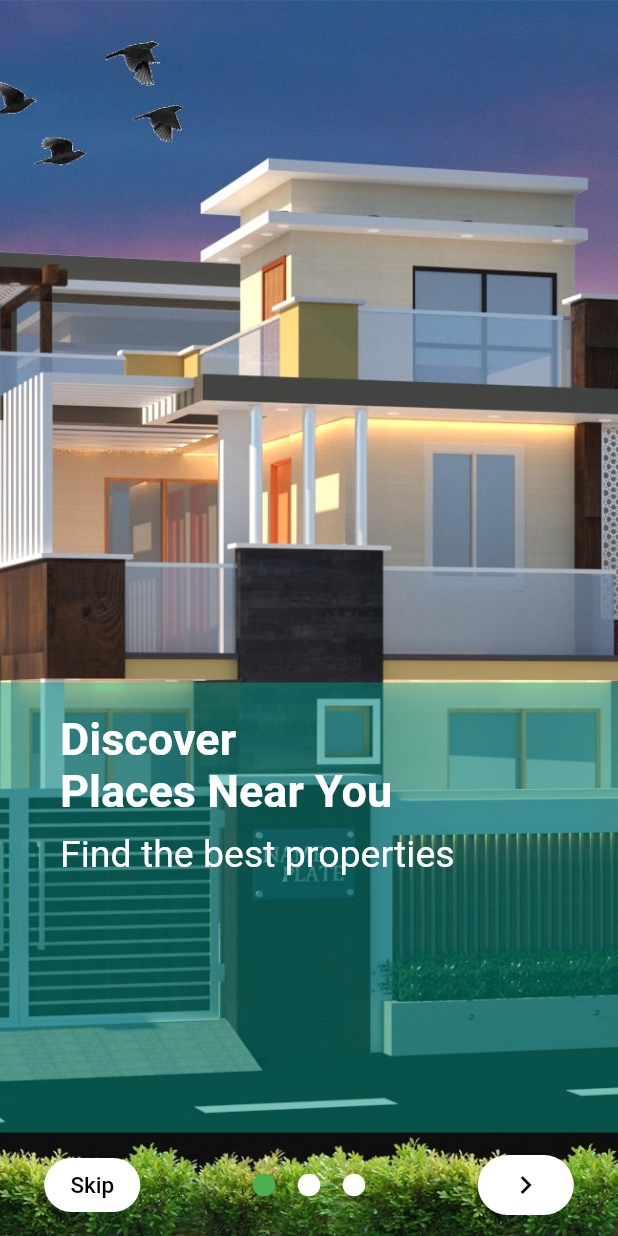
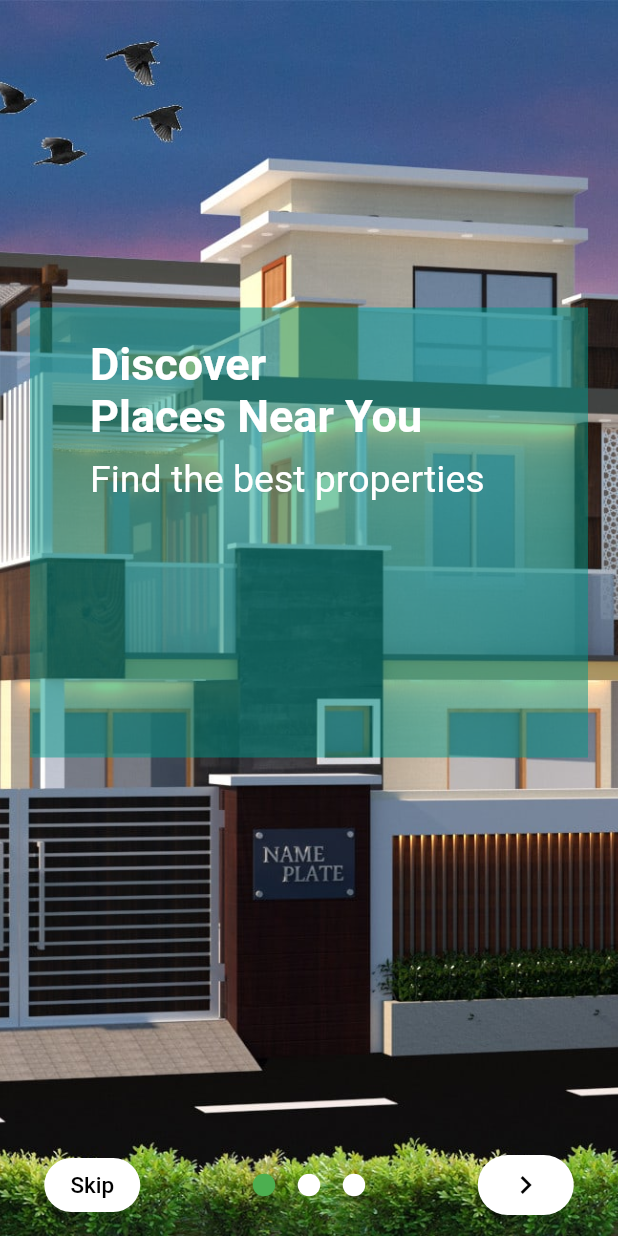
Before and after one commit to riyatyagi2021/fluttertraining, a Flutter app: the PageSecond screen opened directly, in the side drawer, after a tap on "Intro", on a phone screen of 412 x 824 dp. Run offline on Flutter 3.47's test engine with Material 2 defaults, Android fonts, the phone set to English and light mode, and no system bars; drawn by our look-alikes of intro_slider; our stand-ins replace card_swiper, eva_icons_flutter, lottie.

Commit message:
intro+slides

```diff
--- a/flutterprojects/lib/pagesdrawer/slider_intro.dart
+++ b/flutterprojects/lib/pagesdrawer/slider_intro.dart
@@ -6,7 +6,8 @@ import 'package:intro_slider/slide_object.dart';
 import '../task2navigationss.dart';
 
 
-/*void main() { runApp(MyApp());}
+/*
+void main() { runApp(MyApp());}
 
 class MyApp extends StatelessWidget {
   @override
@@ -16,7 +17,8 @@ class MyApp extends StatelessWidget {
       debugShowCheckedModeBanner: false,
     );
   }
-}*/
+}
+*/
 
 
 class Intro extends StatefulWidget {
@@ -40,10 +42,10 @@ late Function gotoTab;
       Slide(
         backgroundColor: Colors.white,
 
-       centerWidget:Center(
+       widgetDescription:Center(
          child: Container(
            // alignment: Alignment.bottomCenter,
-           margin: EdgeInsets.only(top: 300),
+           //margin: EdgeInsets.only(top: 300),
            padding: EdgeInsets.only(top: 20,left: 40),
             color: Colors.teal.withOpacity(0.5),
            height: 300,
```
